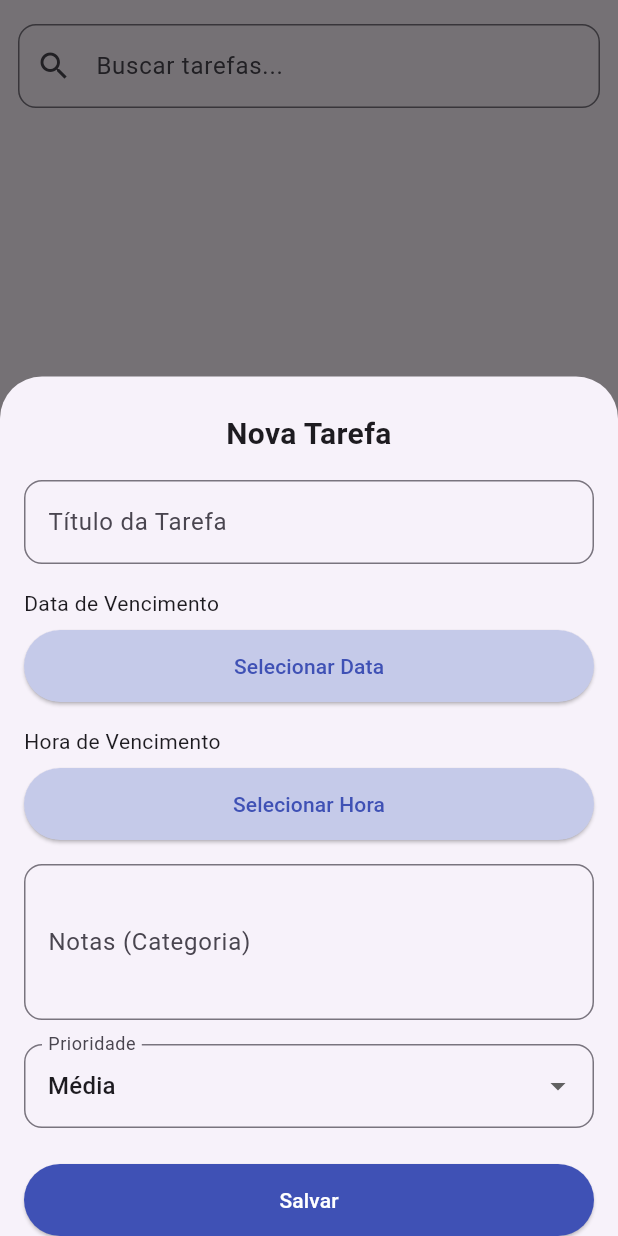
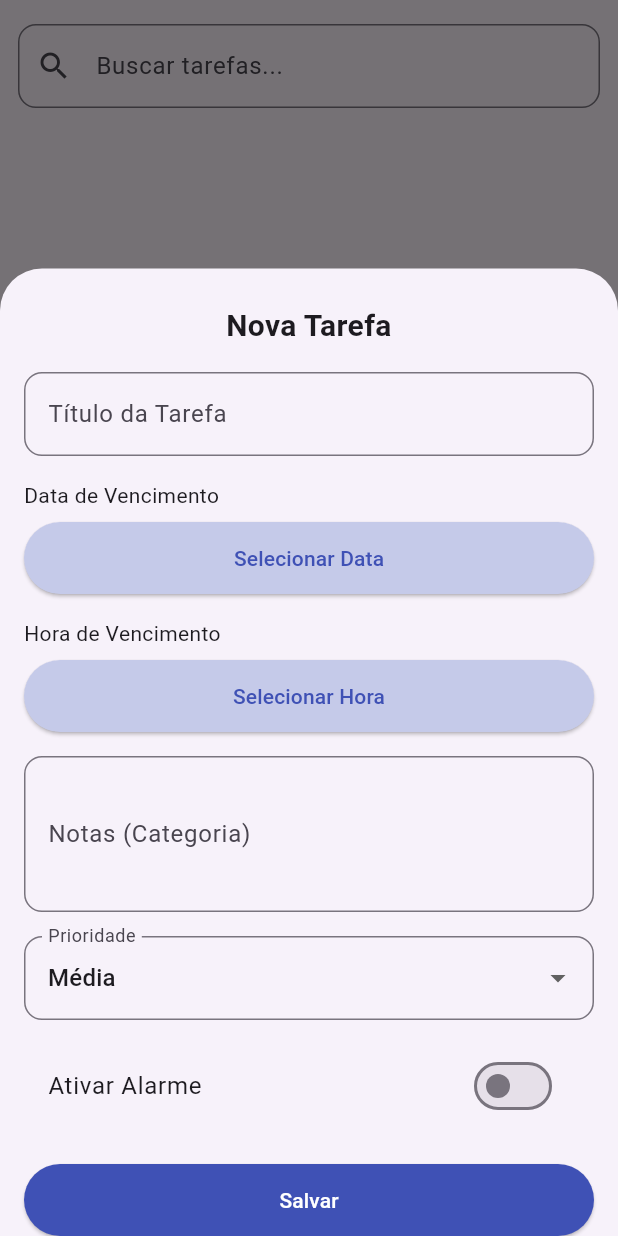
Before and after one commit to kawamotomarcela/TDL_Lembretes, a Flutter app: the TaskListPage screen opened by its route, after a tap on the "add" icon, on a phone screen of 412 x 824 dp. Run offline on Flutter 3.47's test engine with Material 3 defaults, Android fonts, the light colour scheme and no system bars; our stand-ins replace fl_chart, flutter_multi_formatter, google_fonts, table_calendar; accounts and stored records are empty.

Commit message:
add  alarme list

```diff
--- a/Frontend/lib/models/task_model.dart
+++ b/Frontend/lib/models/task_model.dart
@@ -11,6 +11,7 @@ class TaskModel {
   final String categoria;
   final int prioridade;
   final StatusTarefa status;
+  final bool alarmeAtivado;
 
   TaskModel({
     required this.id,
@@ -19,6 +20,7 @@ class TaskModel {
     required this.categoria,
     required this.prioridade,
     this.status = StatusTarefa.pendente,
+    this.alarmeAtivado = false,
   });
 
   TaskModel copyWith({
@@ -28,6 +30,7 @@ class TaskModel {
     String? categoria,
     int? prioridade,
     StatusTarefa? status,
+    bool? alarmeAtivado,
   }) {
     return TaskModel(
       id: id ?? this.id,
@@ -36,6 +39,7 @@ class TaskModel {
       categoria: categoria ?? this.categoria,
       prioridade: prioridade ?? this.prioridade,
       status: status ?? this.status,
+      alarmeAtivado: alarmeAtivado ?? this.alarmeAtivado,
     );
   }
 
@@ -49,4 +53,9 @@ class TaskModel {
         return StatusTarefa.pendente;
     }
   }
+
+  @override
+  String toString() {
+    return 'TaskModel(id: $id, titulo: $titulo, status: $status, alarme: $alarmeAtivado)';
+  }
 }
--- a/Frontend/lib/pages/profile/profile_page.dart
+++ b/Frontend/lib/pages/profile/profile_page.dart
@@ -59,7 +59,7 @@ class _ProfilePageState extends State<ProfilePage> {
                     shape: BoxShape.circle,
                     boxShadow: [
                       BoxShadow(
-                        color: Colors.black.withOpacity(0.1),
+                        color: Colors.black.withAlpha((0.1 * 255).toInt()),
                         blurRadius: 10,
                         offset: const Offset(0, 4),
                       ),
--- a/Frontend/lib/pages/tasks/task_list_page.dart
+++ b/Frontend/lib/pages/tasks/task_list_page.dart
@@ -2,6 +2,7 @@ import 'package:flutter/material.dart';
 import 'package:provider/provider.dart';
 import '../../../models/task_model.dart';
 import '../../../providers/task_provider.dart';
+import '../../../utils/show_snackbar.dart';
 import 'widgets/task_form.dart';
 import 'widgets/task_section.dart';
 
@@ -32,6 +33,20 @@ class _TaskListPageState extends State<TaskListPage> {
 
   void _alternarStatus(TaskModel tarefa) {
     Provider.of<TaskProvider>(context, listen: false).concluir(tarefa.id);
+  }
+
+  void _alternarAlarme(TaskModel tarefa) {
+    Provider.of<TaskProvider>(context, listen: false).alternarAlarme(tarefa.id);
+
+    final novaTarefa = Provider.of<TaskProvider>(context, listen: false)
+        .tarefas
+        .firstWhere((t) => t.id == tarefa.id);
+
+    if (!novaTarefa.alarmeAtivado) {
+      showSnackBar(context, 'Alarme desativado com sucesso', color: Colors.red);
+    } else {
+      showSnackBar(context, 'Alarme ativado com sucesso');
+    }
   }
 
   @override
@@ -66,9 +81,24 @@ class _TaskListPageState extends State<TaskListPage> {
 
                 return ListView(
                   children: [
-                    TaskSection(title: '📌 Pendentes', tasks: pendentes, onToggle: _alternarStatus),
-                    TaskSection(title: '⏳ Em Andamento', tasks: andamento, onToggle: _alternarStatus),
-                    TaskSection(title: '✅ Concluídas', tasks: concluidas, onToggle: _alternarStatus),
+                    TaskSection(
+                      title: '📌 Pendentes',
+                      tasks: pendentes,
+                      onToggle: _alternarStatus,
+                      onAlarmeToggle: _alternarAlarme,
+                    ),
+                    TaskSection(
+                      title: '⏳ Em Andamento',
+                      tasks: andamento,
+                      onToggle: _alternarStatus,
+                      onAlarmeToggle: _alternarAlarme,
+                    ),
+                    TaskSection(
+                      title: '✅ Concluídas',
+                      tasks: concluidas,
+                      onToggle: _alternarStatus,
+                      onAlarmeToggle: _alternarAlarme,
+                    ),
                   ],
                 );
               },
--- a/Frontend/lib/pages/tasks/widgets/task_form.dart
+++ b/Frontend/lib/pages/tasks/widgets/task_form.dart
@@ -4,6 +4,7 @@ import '../../../shared/widgets/rounded_button.dart';
 import '../../../models/task_model.dart';
 import 'date_picker_button.dart';
 import 'time_picker_button.dart';
+import '../../../utils/show_snackbar.dart';
 
 class TaskForm extends StatefulWidget {
   final Function(TaskModel) onSubmit;
@@ -21,6 +22,7 @@ class _TaskFormState extends State<TaskForm> {
   DateTime? _selectedDate;
   TimeOfDay? _selectedTime;
   String _priority = 'Média';
+  bool _alarmeAtivado = false;
 
   void _save() {
     final titulo = _titleController.text.trim();
@@ -38,7 +40,13 @@ class _TaskFormState extends State<TaskForm> {
     final now = DateTime.now();
     final date = _selectedDate ?? now;
     final time = _selectedTime != null
-        ? DateTime(date.year, date.month, date.day, _selectedTime!.hour, _selectedTime!.minute)
+        ? DateTime(
+            date.year,
+            date.month,
+            date.day,
+            _selectedTime!.hour,
+            _selectedTime!.minute,
+          )
         : date;
 
     final novaTarefa = TaskModel(
@@ -48,6 +56,7 @@ class _TaskFormState extends State<TaskForm> {
       status: StatusTarefa.pendente,
       categoria: _notesController.text.trim(),
       prioridade: _prioridadeParaInt(_priority),
+      alarmeAtivado: _alarmeAtivado,
     );
 
     try {
@@ -78,6 +87,8 @@ class _TaskFormState extends State<TaskForm> {
 
   @override
   Widget build(BuildContext context) {
+    return Builder(
+      builder: (scaffoldContext) {
         return Padding(
           padding: EdgeInsets.only(
             bottom: MediaQuery.of(context).viewInsets.bottom,
@@ -98,7 +109,9 @@ class _TaskFormState extends State<TaskForm> {
                 controller: _titleController,
                 decoration: InputDecoration(
                   labelText: 'Título da Tarefa',
-              border: OutlineInputBorder(borderRadius: BorderRadius.circular(12)),
+                  border: OutlineInputBorder(
+                    borderRadius: BorderRadius.circular(12),
+                  ),
                 ),
               ),
               const SizedBox(height: 16),
@@ -135,7 +148,9 @@ class _TaskFormState extends State<TaskForm> {
                 maxLines: 3,
                 decoration: InputDecoration(
                   labelText: 'Notas (Categoria)',
-              border: OutlineInputBorder(borderRadius: BorderRadius.circular(12)),
+                  border: OutlineInputBorder(
+                    borderRadius: BorderRadius.circular(12),
+                  ),
                 ),
               ),
               const SizedBox(height: 16),
@@ -143,20 +158,38 @@ class _TaskFormState extends State<TaskForm> {
                 value: _priority,
                 decoration: InputDecoration(
                   labelText: 'Prioridade',
-              border: OutlineInputBorder(borderRadius: BorderRadius.circular(12)),
+                  border: OutlineInputBorder(
+                    borderRadius: BorderRadius.circular(12),
+                  ),
                 ),
                 items: ['Alta', 'Média', 'Baixa'].map((prioridade) {
-              return DropdownMenuItem(value: prioridade, child: Text(prioridade));
+                  return DropdownMenuItem(
+                    value: prioridade,
+                    child: Text(prioridade),
+                  );
                 }).toList(),
                 onChanged: (value) => setState(() => _priority = value!),
               ),
+              const SizedBox(height: 16),
+              SwitchListTile(
+                title: const Text('Ativar Alarme'),
+                value: _alarmeAtivado,
+                onChanged: (value) {
+                  setState(() {
+                    _alarmeAtivado = value;
+                  });
+                  showSnackBar(
+                    scaffoldContext,
+                    value ? 'Alarme ativado!' : 'Alarme desativado!',
+                  );
+                },
+              ),
               const SizedBox(height: 24),
-          RoundedButton(
-            text: 'Salvar',
-            onPressed: _save,
-          ),
+              RoundedButton(text: 'Salvar', onPressed: _save),
             ],
           ),
         );
+      },
+    );
   }
 }
--- a/Frontend/lib/services/auth_service.dart
+++ b/Frontend/lib/services/auth_service.dart
@@ -9,13 +9,12 @@ class AuthService {
     if (kIsWeb) {
       return 'https://localhost:7008/api/auth';
     } else if (Platform.isAndroid || Platform.isIOS) {
-      return 'https://192.168.1.10:7008/api/auth'; // substitua pelo IP da sua máquina
+      return 'https://192.168.1.10:7008/api/auth';
     } else {
       return 'https://localhost:7008/api/auth';
     }
   }
 
-  // ✅ Login - retorna dados do usuário se sucesso
   static Future<Map<String, dynamic>?> login(String email, String senha) async {
     final url = Uri.parse('${getBaseUrl()}/signIn');
 
@@ -38,7 +37,6 @@ class AuthService {
     }
   }
 
-  // ✅ Registro - retorna token se sucesso
   static Future<String?> register(
     String nome,
     String email,
```
Also changed, not shown: Frontend/lib/pages/tasks/widgets/alarm_switch.dart (added, +26 -0 lines), Frontend/lib/pages/tasks/widgets/task_card.dart (+16 -0 lines), Frontend/lib/pages/tasks/widgets/task_section.dart (+8 -0 lines), Frontend/lib/providers/task_provider.dart (+9 -0 lines). Lines whose indentation alone changed are shown as unchanged.
